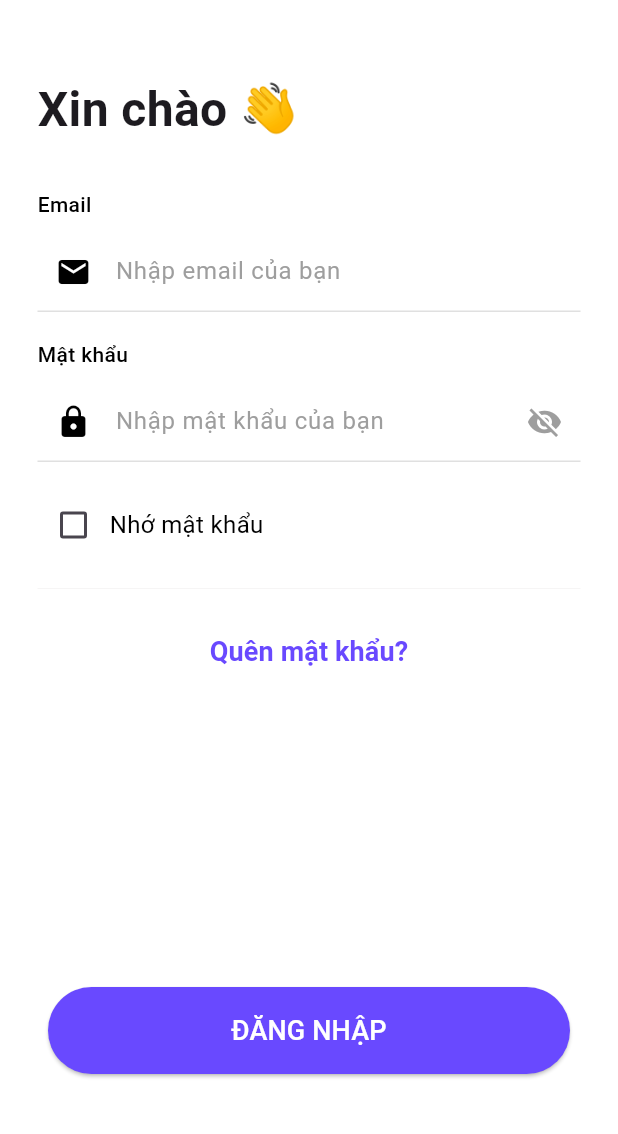
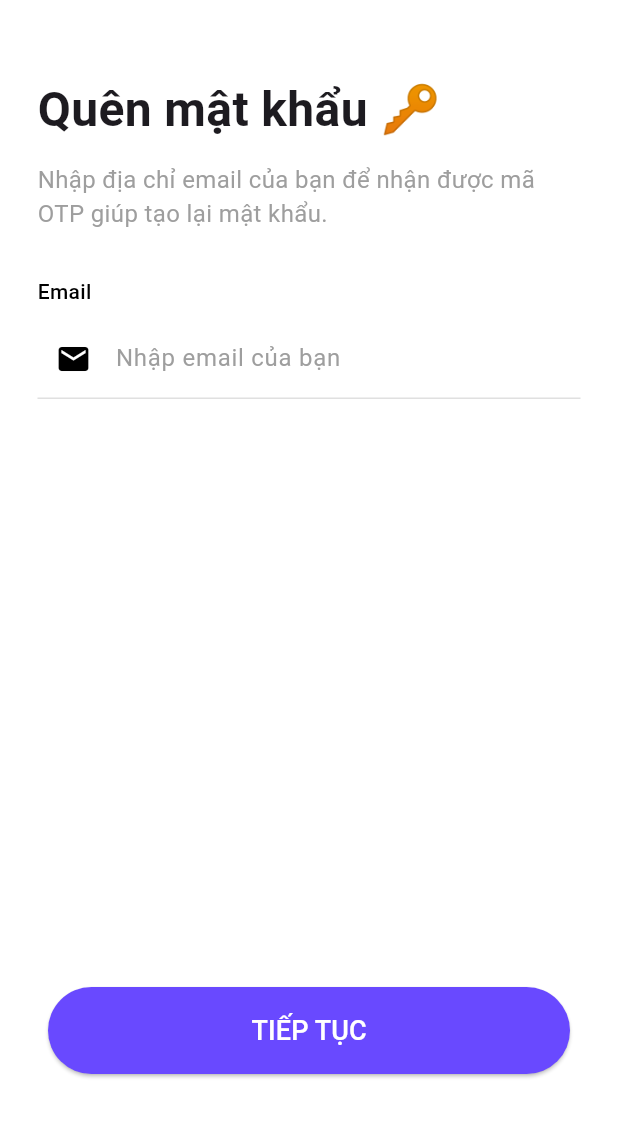
Before and after one commit to nhdhieuu/lazish, a Flutter app: the SignInPage screen opened directly, after a tap on "Quên mật khẩu?", on a phone screen of 412 x 824 dp, the part 102-1236 px from its top. Run offline on Flutter 3.47's test engine with Material 3 defaults, Android fonts, the phone set to English and light mode, and no system bars; our stand-ins replace get.

Commit message:
feat: add forgot_password page and otp_verification page

```diff
--- /dev/null
+++ b/lib/pages/forgot_password_page.dart
@@ -0,0 +1,119 @@
+import 'package:flutter/material.dart';
+import 'package:lazish/pages/otp_verification_page.dart';
+import 'package:lazish/widgets/custom_text_field.dart';
+
+class ForgotPasswordPage extends StatefulWidget {
+  const ForgotPasswordPage({super.key});
+
+  @override
+  State<ForgotPasswordPage> createState() => _ForgotPasswordPageState();
+}
+
+class _ForgotPasswordPageState extends State<ForgotPasswordPage> {
+  final TextEditingController emailController = TextEditingController();
+  final TextEditingController passwordController = TextEditingController();
+
+  @override
+  Widget build(BuildContext context) {
+    return Scaffold(
+      backgroundColor: Colors.white,
+      resizeToAvoidBottomInset: false,
+      body: SafeArea(
+        child: Column(children: [
+          Expanded(
+            child: Column(
+              children: [
+                const SizedBox(height: 20),
+                Padding(
+                  padding: const EdgeInsets.symmetric(horizontal: 5),
+                  child: Align(
+                    alignment: Alignment.centerLeft,
+                    child: IconButton(
+                      icon: Image.asset(
+                        'assets/arrowleft.png',
+                        height: 40,
+                        width: 40,
+                      ),
+                      onPressed: () {
+                        Navigator.pop(context);
+                      },
+                    ),
+                  ),
+                ),
+                const SizedBox(height: 42),
+                Padding(
+                  padding: const EdgeInsets.symmetric(horizontal: 25),
+                  child: Align(
+                    alignment: Alignment.centerLeft,
+                    child: Text(
+                      "Quên mật khẩu 🔑",
+                      style: const TextStyle(
+                        fontSize: 32,
+                        fontWeight: FontWeight.bold,
+                      ),
+                    ),
+                  ),
+                ),
+                const SizedBox(height: 12),
+                Padding(
+                  padding: const EdgeInsets.symmetric(horizontal: 25),
+                  child: const Text(
+                    "Nhập địa chỉ email của bạn để nhận được mã OTP giúp tạo lại mật khẩu.",
+                    style: TextStyle(
+                      fontSize: 16,
+                      color: Colors.grey,
+                    ),
+                  ),
+                ),
+                const SizedBox(height: 30),
+                Container(
+                  margin: const EdgeInsets.symmetric(horizontal: 25),
+                  child: Column(
+                    children: [
+                      CustomTextField(
+                        labelText: "Email",
+                        hintText: "Nhập email của bạn",
+                        prefixIcon: Icons.email,
+                        keyboardType: TextInputType.emailAddress,
+                        controller: emailController,
+                      ),
+                      const SizedBox(height: 18),
+                    ],
+                  ),
+                ),
+              ],
+            ),
+          ),
+          Padding(
+            padding: const EdgeInsets.symmetric(horizontal: 32.0),
+            child: ElevatedButton(
+              onPressed: () {
+                Navigator.push<void>(
+                  context,
+                  MaterialPageRoute<void>(
+                    builder: (BuildContext context) => const OTPVerificationPage(),
+                  ),
+                );
+              },
+              style: ElevatedButton.styleFrom(
+                backgroundColor: const Color(0xff6949ff),
+                minimumSize: const Size(double.infinity, 55),
+                shape: RoundedRectangleBorder(
+                  borderRadius: BorderRadius.circular(30),
+                ),
+                padding: const EdgeInsets.symmetric(vertical: 16),
+              ),
+              child: const Center(
+                child: Text(
+                  'TIẾP TỤC',
+                  style: TextStyle(fontSize: 18, color: Colors.white),
+                ),
+              ),
+            ),
+          ),
+          const SizedBox(height: 40),
+        ]),
+      ),
+    );
+  }
+}
--- a/lib/pages/sign_in_page.dart
+++ b/lib/pages/sign_in_page.dart
@@ -1,4 +1,5 @@
 import 'package:flutter/material.dart';
+import 'package:lazish/pages/forgot_password_page.dart';
 import 'package:lazish/pages/main_layout_page.dart';
 import 'package:lazish/widgets/custom_text_field.dart';
 
@@ -127,7 +128,12 @@ class _SignInPageState extends State<SignInPage> {
                     // Khoảng cách giữa đường viền và nội dung bên dưới
                     child: TextButton(
                       onPressed: () {
-                        // Xử lý quên mật khẩu
+                        Navigator.push(
+                          context,
+                          MaterialPageRoute(
+                            builder: (context) => ForgotPasswordPage(),
+                          ),
+                        );
                       },
                       child: const Text(
                         "Quên mật khẩu?",
--- a/lib/pages/successfull_page.dart
+++ b/lib/pages/successfull_page.dart
@@ -32,7 +32,7 @@ class SuccessfullPage extends StatelessWidget {
                     ],
                   ),
                   child: const Text(
-                    'Hurray!',
+                    'Tuyệt vời!',
                     style: TextStyle(
                       fontSize: 16,
                       fontWeight: FontWeight.bold,
```
Also changed, not shown: lib/pages/otp_verification_page.dart (added, +200 -0 lines).
